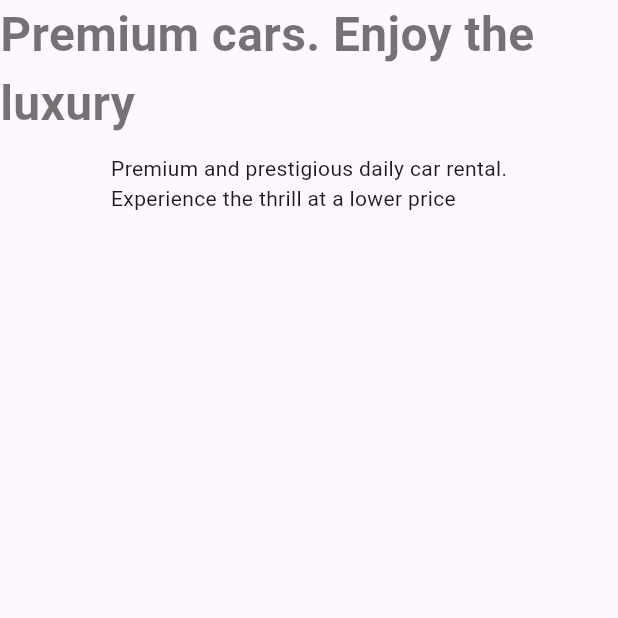
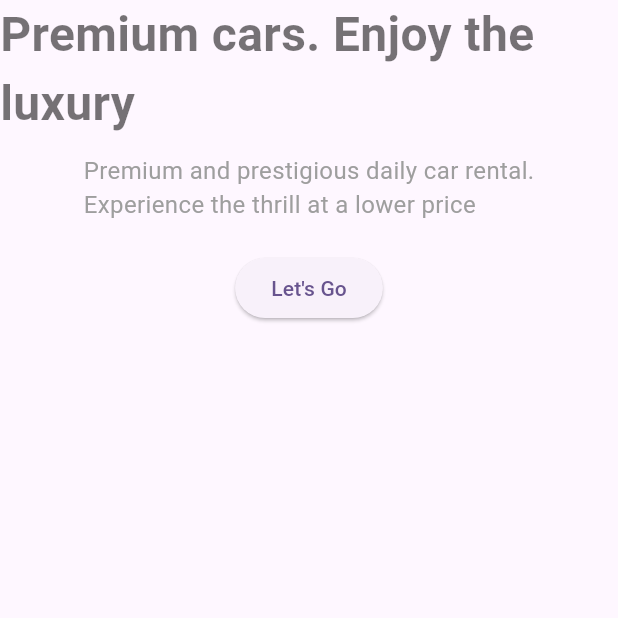
Before and after one commit to adogbeji/FlutterCarRentalApp, a Flutter app: the screen it shows after launch, on a phone screen of 412 x 824 dp, the top half of it. Run offline on Flutter 3.47's test engine with Material 3 defaults, Android fonts, the phone set to English and light mode, and no system bars; our stand-ins replace firebase_core; accounts and stored records are empty; generated files the repository leaves out were written again.

Commit message:
Add more text & ElevatedButton to onboarding screen

```diff
--- a/lib/views/screens/onboarding_screen.dart
+++ b/lib/views/screens/onboarding_screen.dart
@@ -17,9 +17,9 @@ class OnboardingScreen extends StatelessWidget {
           //   ),
           // ),
           Container(
-            child: const Column(
+            child: Column(
               children: [
-                Text(
+                const Text(
                   'Premium cars. Enjoy the luxury',
                   style: TextStyle(
                     fontSize: 32,
@@ -27,8 +27,20 @@ class OnboardingScreen extends StatelessWidget {
                     fontWeight: FontWeight.bold,
                   ),
                 ),
-                SizedBox(height: 10,),
-                Text('Premium and prestigious daily car rental.\nExperience the thrill at a lower price')
+
+                const SizedBox(height: 10,),
+
+                const Text(
+                  'Premium and prestigious daily car rental.\nExperience the thrill at a lower price',
+                  style: TextStyle(
+                    fontSize: 16,
+                    color: Colors.grey,
+                  ),
+                ),
+
+                const SizedBox(height: 20,),
+
+                ElevatedButton(onPressed: () {}, child: const Text('Let\'s Go'),),
               ],
             ),
           ),
```
